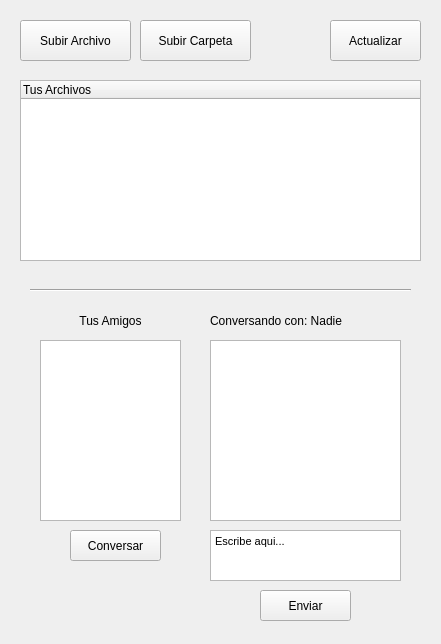
Above: Tareas/T06/gui.ui from javierlopeza/IIC2233-2015-2 before the change. Below: the same form after it.
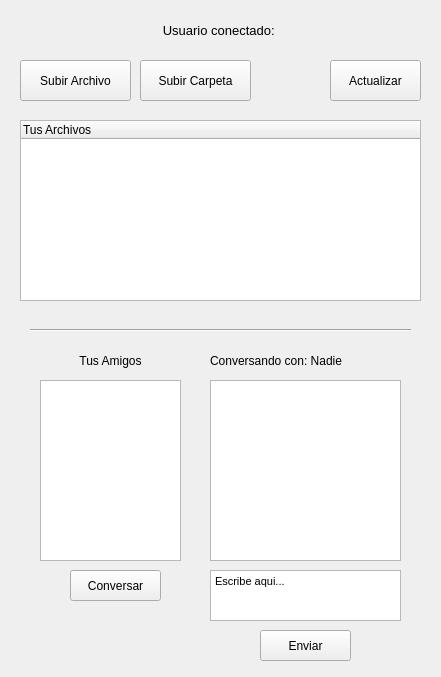
That is the form after the change.

The edit to the form file:
```diff
--- a/Tareas/T06/gui.ui
+++ b/Tareas/T06/gui.ui
@@ -7,7 +7,7 @@
     <x>0</x>
     <y>0</y>
     <width>441</width>
-    <height>644</height>
+    <height>677</height>
    </rect>
   </property>
   <property name="windowTitle">
@@ -17,7 +17,7 @@
    <property name="geometry">
     <rect>
      <x>20</x>
-     <y>20</y>
+     <y>60</y>
      <width>111</width>
      <height>41</height>
     </rect>
@@ -30,7 +30,7 @@
    <property name="geometry">
     <rect>
      <x>140</x>
-     <y>20</y>
+     <y>60</y>
      <width>111</width>
      <height>41</height>
     </rect>
@@ -43,7 +43,7 @@
    <property name="geometry">
     <rect>
      <x>20</x>
-     <y>80</y>
+     <y>120</y>
      <width>401</width>
      <height>181</height>
     </rect>
@@ -61,7 +61,7 @@
    <property name="geometry">
     <rect>
      <x>330</x>
-     <y>20</y>
+     <y>60</y>
      <width>91</width>
      <height>41</height>
     </rect>
@@ -74,7 +74,7 @@
    <property name="geometry">
     <rect>
      <x>40</x>
-     <y>340</y>
+     <y>380</y>
      <width>141</width>
      <height>181</height>
     </rect>
@@ -84,7 +84,7 @@
    <property name="geometry">
     <rect>
      <x>70</x>
-     <y>310</y>
+     <y>350</y>
      <width>81</width>
      <height>21</height>
     </rect>
@@ -100,7 +100,7 @@
    <property name="geometry">
     <rect>
      <x>70</x>
-     <y>530</y>
+     <y>570</y>
      <width>91</width>
      <height>31</height>
     </rect>
@@ -113,7 +113,7 @@
    <property name="geometry">
     <rect>
      <x>210</x>
-     <y>530</y>
+     <y>570</y>
      <width>191</width>
      <height>51</height>
     </rect>
@@ -133,7 +133,7 @@
    <property name="geometry">
     <rect>
      <x>260</x>
-     <y>590</y>
+     <y>630</y>
      <width>91</width>
      <height>31</height>
     </rect>
@@ -146,7 +146,7 @@
    <property name="geometry">
     <rect>
      <x>210</x>
-     <y>310</y>
+     <y>350</y>
      <width>191</width>
      <height>21</height>
     </rect>
@@ -162,7 +162,7 @@
    <property name="geometry">
     <rect>
      <x>30</x>
-     <y>280</y>
+     <y>320</y>
      <width>381</width>
      <height>20</height>
     </rect>
@@ -175,12 +175,33 @@
    <property name="geometry">
     <rect>
      <x>210</x>
-     <y>340</y>
+     <y>380</y>
      <width>191</width>
      <height>181</height>
     </rect>
    </property>
   </widget>
+  <widget class="QLabel" name="UsuarioConectadoLabel">
+   <property name="geometry">
+    <rect>
+     <x>20</x>
+     <y>10</y>
+     <width>401</width>
+     <height>41</height>
+    </rect>
+   </property>
+   <property name="font">
+    <font>
+     <pointsize>10</pointsize>
+    </font>
+   </property>
+   <property name="text">
+    <string>Usuario conectado: </string>
+   </property>
+   <property name="alignment">
+    <set>Qt::AlignCenter</set>
+   </property>
+  </widget>
  </widget>
  <resources/>
  <connections/>
```
